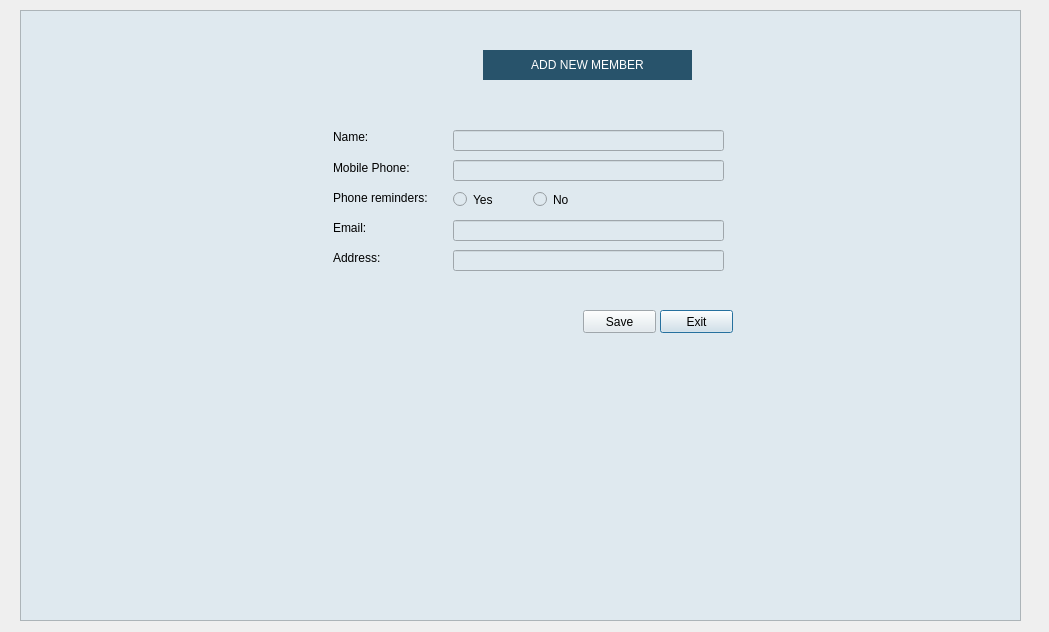
Qt form theLIBRARY/addmember.ui (270122090/the_Library) before a commit.
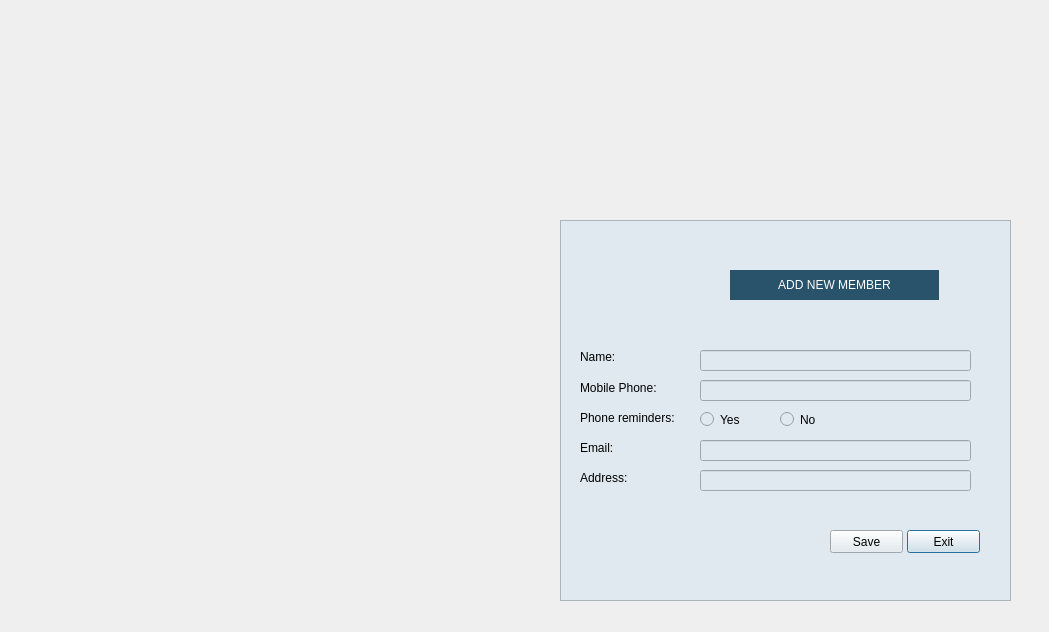
The same form after that commit.

Diff of the .ui file:
```diff
--- a/theLIBRARY/addmember.ui
+++ b/theLIBRARY/addmember.ui
@@ -16,10 +16,10 @@
   <widget class="QFrame" name="frame">
    <property name="geometry">
     <rect>
-     <x>20</x>
-     <y>10</y>
-     <width>1001</width>
-     <height>611</height>
+     <x>560</x>
+     <y>220</y>
+     <width>451</width>
+     <height>381</height>
     </rect>
    </property>
    <property name="styleSheet">
@@ -34,8 +34,8 @@
    <widget class="QPushButton" name="btnExitAddMember">
     <property name="geometry">
      <rect>
-      <x>640</x>
-      <y>300</y>
+      <x>347</x>
+      <y>310</y>
       <width>73</width>
       <height>23</height>
      </rect>
@@ -50,8 +50,8 @@
    <widget class="QLabel" name="memberName_label">
     <property name="geometry">
      <rect>
-      <x>313</x>
-      <y>120</y>
+      <x>20</x>
+      <y>130</y>
       <width>47</width>
       <height>14</height>
      </rect>
@@ -66,8 +66,8 @@
    <widget class="QLineEdit" name="txtMemberName">
     <property name="geometry">
      <rect>
-      <x>433</x>
-      <y>120</y>
+      <x>140</x>
+      <y>130</y>
       <width>271</width>
       <height>21</height>
      </rect>
@@ -76,8 +76,8 @@
    <widget class="QRadioButton" name="radioButtonNO_2">
     <property name="geometry">
      <rect>
-      <x>513</x>
-      <y>180</y>
+      <x>220</x>
+      <y>190</y>
       <width>51</width>
       <height>19</height>
      </rect>
@@ -92,8 +92,8 @@
    <widget class="QLabel" name="Addresstxt">
     <property name="geometry">
      <rect>
-      <x>313</x>
-      <y>240</y>
+      <x>20</x>
+      <y>250</y>
       <width>61</width>
       <height>16</height>
      </rect>
@@ -108,8 +108,8 @@
    <widget class="QRadioButton" name="radioButtonYES_2">
     <property name="geometry">
      <rect>
-      <x>433</x>
-      <y>180</y>
+      <x>140</x>
+      <y>190</y>
       <width>51</width>
       <height>19</height>
      </rect>
@@ -124,8 +124,8 @@
    <widget class="QLabel" name="emailtxt">
     <property name="geometry">
      <rect>
-      <x>313</x>
-      <y>210</y>
+      <x>20</x>
+      <y>220</y>
       <width>47</width>
       <height>16</height>
      </rect>
@@ -140,8 +140,8 @@
    <widget class="QLabel" name="phoneNumber_label">
     <property name="geometry">
      <rect>
-      <x>313</x>
-      <y>180</y>
+      <x>20</x>
+      <y>190</y>
       <width>111</width>
       <height>16</height>
      </rect>
@@ -156,8 +156,8 @@
    <widget class="QLabel" name="phone_label">
     <property name="geometry">
      <rect>
-      <x>313</x>
-      <y>150</y>
+      <x>20</x>
+      <y>160</y>
       <width>91</width>
       <height>16</height>
      </rect>
@@ -172,8 +172,8 @@
    <widget class="QPushButton" name="btnSaveMember">
     <property name="geometry">
      <rect>
-      <x>563</x>
-      <y>300</y>
+      <x>270</x>
+      <y>310</y>
       <width>73</width>
       <height>23</height>
      </rect>
@@ -188,8 +188,8 @@
    <widget class="QLineEdit" name="txtMemberAddress">
     <property name="geometry">
      <rect>
-      <x>433</x>
-      <y>240</y>
+      <x>140</x>
+      <y>250</y>
       <width>271</width>
       <height>21</height>
      </rect>
@@ -198,8 +198,8 @@
    <widget class="QLineEdit" name="txtMemberPhone">
     <property name="geometry">
      <rect>
-      <x>433</x>
-      <y>150</y>
+      <x>140</x>
+      <y>160</y>
       <width>271</width>
       <height>21</height>
      </rect>
@@ -208,8 +208,8 @@
    <widget class="QLineEdit" name="txtMemberEmail">
     <property name="geometry">
      <rect>
-      <x>433</x>
-      <y>210</y>
+      <x>140</x>
+      <y>220</y>
       <width>271</width>
       <height>21</height>
      </rect>
@@ -218,8 +218,8 @@
    <widget class="QLabel" name="LibraryTitle_4">
     <property name="geometry">
      <rect>
-      <x>463</x>
-      <y>40</y>
+      <x>170</x>
+      <y>50</y>
       <width>209</width>
       <height>30</height>
      </rect>
```
